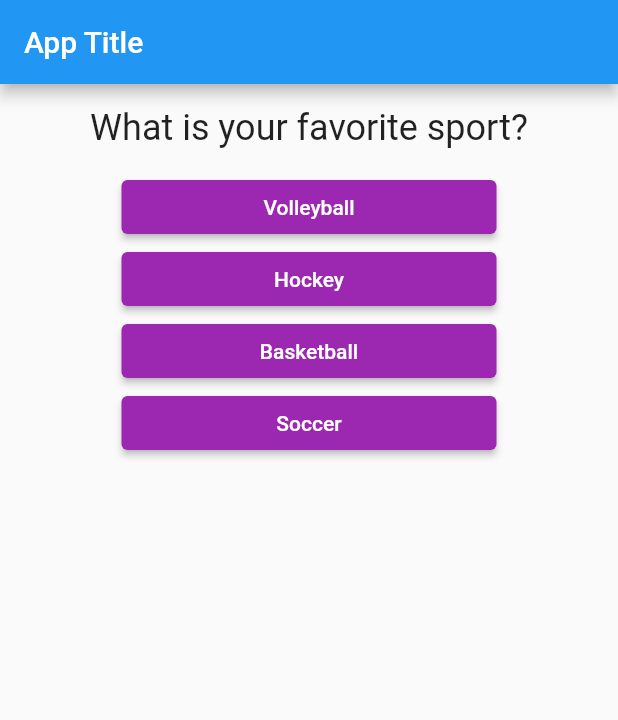
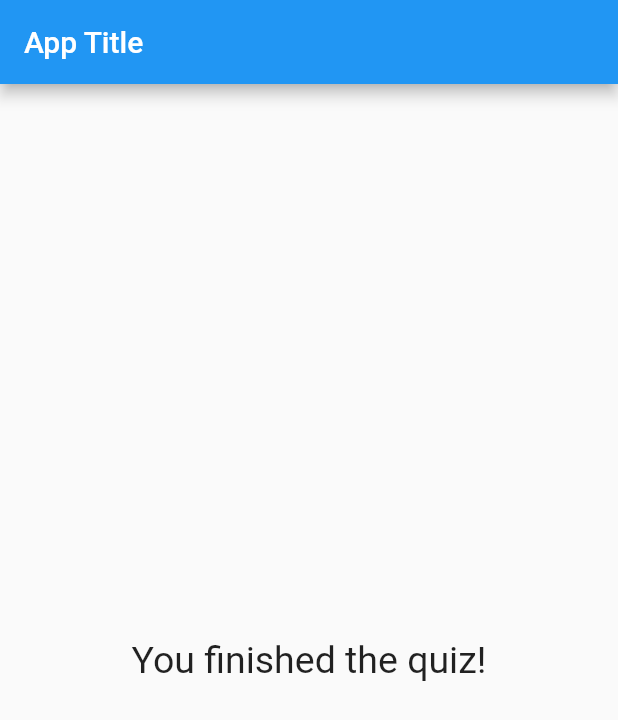
Before and after one commit to yaser-eftekhari/flutter-quiz, a Flutter app: the screen it shows after launch, after a tap on "Volleyball", after a tap on "Paris", after a tap on "Dark Knight", on a phone screen of 412 x 824 dp. Shown: the top 720 px of the screen. Run offline on Flutter 3.47's test engine with Material 2 defaults, Android fonts, the phone set to English and light mode, and no system bars.

Commit message:
had a condition to finish the quiz

```diff
--- a/lib/main.dart
+++ b/lib/main.dart
@@ -14,17 +14,13 @@ class App extends StatefulWidget {
 
 class _AppState extends State<App> {
   void onPressAction() {
-    print("Button was pressed");
     setState(() {
       _questionIndex++;
     });
-    if(_questionIndex >= _qaList.length) {
-      _questionIndex = 0;
-    }
   }
 
   var _questionIndex = 0;
-  var _qaList = [
+  final _qaList = const [
     {
       "question": "What is your favorite sport?",
       "answers": ["Volleyball", "Hockey", "Basketball", "Soccer"],
@@ -46,19 +42,29 @@ class _AppState extends State<App> {
         appBar: AppBar(
           title: Text("App Title"),
         ),
-        body: Column(
+        body: _questionIndex < _qaList.length
+            ? Column(
                 // crossAxisAlignment: CrossAxisAlignment.stretch,
                 children: [
                   Question(_qaList[_questionIndex]["question"] as String),
-            ...(_qaList[_questionIndex]["answers"] as List<String>).map((answer) {
+                  // The three dots here spreads the list of Answer widgets to individual Answers to be included as children
+                  // The map operates on the list of answers and dynamically generates the Answer widgets
+                  ...(_qaList[_questionIndex]["answers"] as List<String>)
+                      .map((answer) {
                     return Answer(
                       onPressCB: onPressAction,
                       buttonText: answer,
                     );
                   })
                 ],
+              )
+            : Center(
+                child: Text(
+                  "You finished the quiz!",
+                  style: TextStyle(fontSize: 25),
                 ),
-      )
+              ),
+      ),
     );
   }
 }
```
Lines whose indentation alone changed are shown as unchanged.
